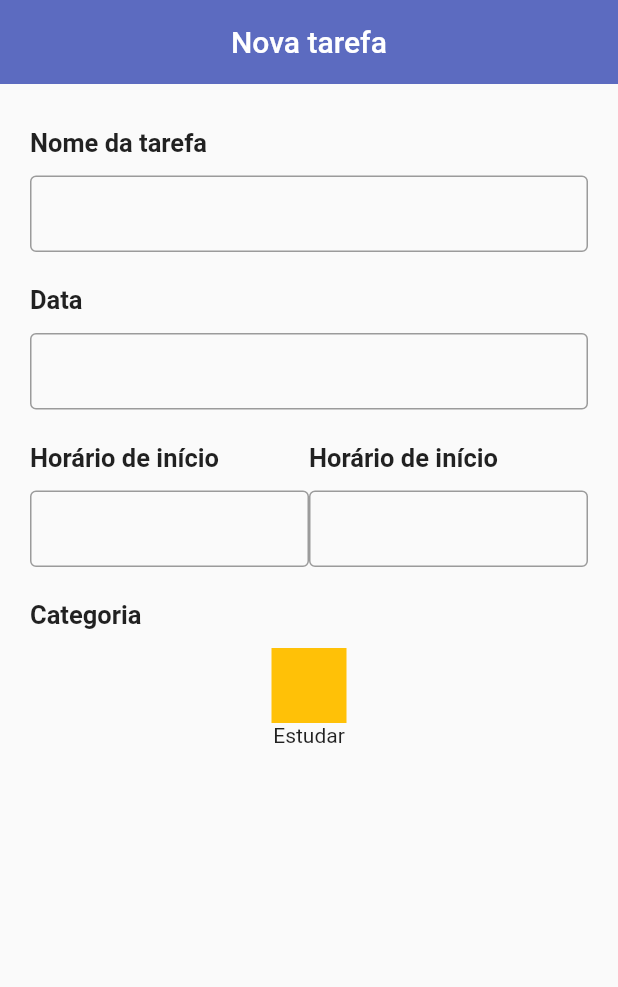
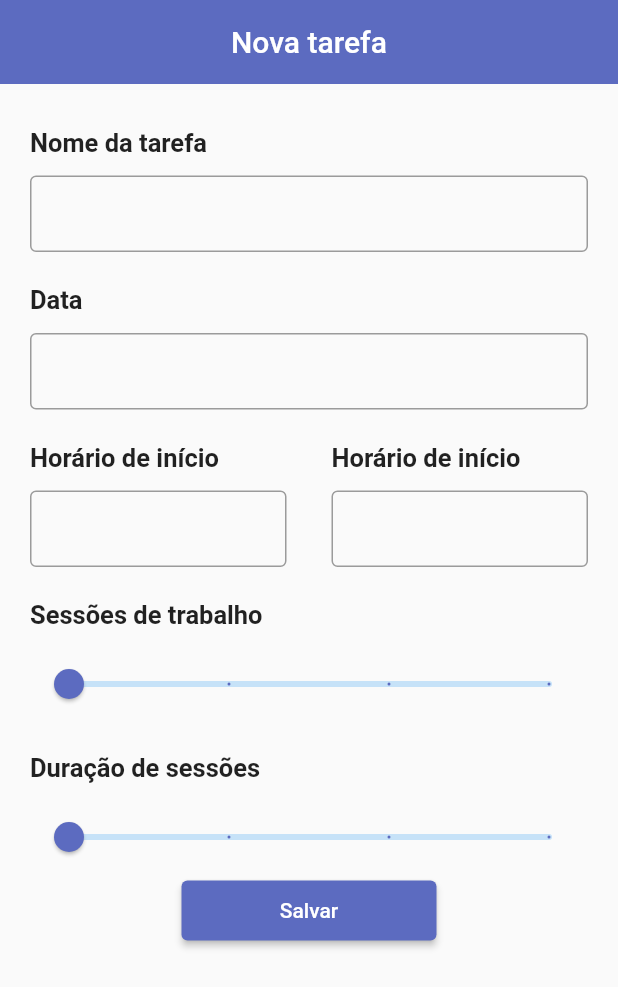
Before and after one commit to MateusSJames/agenda_pomodoro, a Flutter app: the screen it shows after launch, on a phone screen of 412 x 824 dp. Shown: the top 987 px of the screen. Run offline on Flutter 3.47's test engine with Material 2 defaults, Android fonts, the light colour scheme and no system bars; drawn by our look-alikes of carousel_slider.

Commit message:
Finalizando design de cadastro de tarefa

```diff
--- /dev/null
+++ b/lib/factories/view/button_abstract.dart
@@ -0,0 +1,26 @@
+import 'package:flutter/material.dart';
+
+class ButtonAbstract {
+  String nameButton;
+  VoidCallback? onPressed;
+  Color? color;
+
+  ButtonAbstract({
+    required this.nameButton,
+    required this.color,
+    required this.onPressed,
+  });
+
+  Widget create() {
+    return SizedBox(
+      width: 170,
+      height: 40,
+      child: ElevatedButton(
+        style: ElevatedButton.styleFrom(backgroundColor: color),
+        onPressed: onPressed,
+        child: Text(nameButton),
+      ),
+    );
+  }
+
+}
--- a/lib/screens/new_task_screen/new_task_screen.dart
+++ b/lib/screens/new_task_screen/new_task_screen.dart
@@ -1,6 +1,8 @@
 import 'package:agenda/comum/consts.dart';
+import 'package:agenda/factories/view/button_abstract.dart';
 import 'package:agenda/factories/view/category_field.dart';
 import 'package:agenda/factories/view/registration_field.dart';
+import 'package:agenda/factories/view/slider_field.dart';
 import 'package:flutter/material.dart';
 
 class NewTaskScreen extends StatefulWidget {
@@ -40,6 +42,7 @@ class _NewTaskScreenState extends State<NewTaskScreen> {
                       nameField: 'Horário de início',
                     ).create(),
                   ),
+                  const SizedBox(width: 30,),
                   Expanded(
                     child: RegistrationField(
                       nameField: 'Horário de início',
@@ -47,7 +50,14 @@ class _NewTaskScreenState extends State<NewTaskScreen> {
                   ),
                 ],
               ),
-              CategoryField(nameField: 'Categoria').create(),
+              //CategoryField(nameField: 'Categoria').create(),
+              SliderField(nameField: 'Sessões de trabalho').create(),
+              SliderField(nameField: 'Duração de sessões').create(),
+              ButtonAbstract(
+                nameButton: 'Salvar',
+                color: colorAppBar,
+                onPressed: () {},
+              ).create(),
             ],
           ),
         ),
```
Also changed, not shown: lib/factories/view/slider_field.dart (added, +19 -0 lines).
